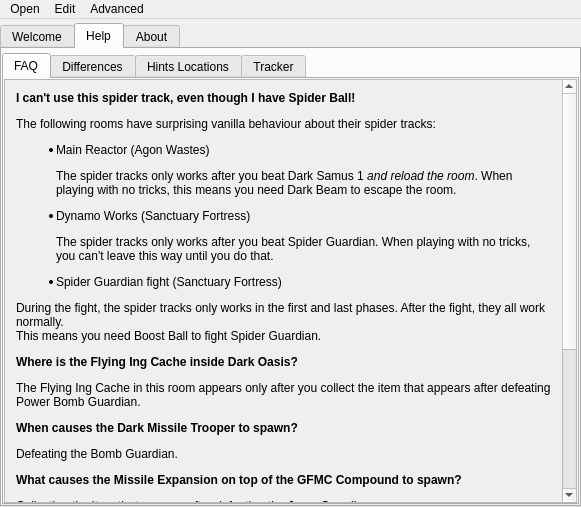
Above: randovania/gui/ui_files/main_window.ui from randovania/randovania before the change. Below: the same form after it.
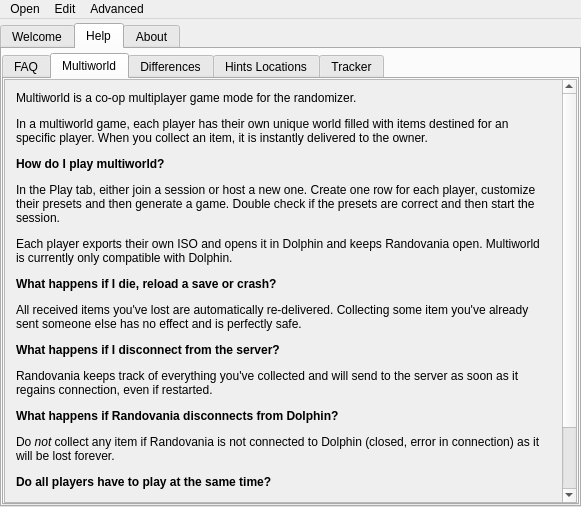
That is the form after the change. The open tabs and pages were chosen to show the change. Icons and pictures are not drawn.

Commit message:
Add tab explaining Multiworld
Also update CHANGELOG for multi

What changed in the file:
```diff
--- a/randovania/gui/ui_files/main_window.ui
+++ b/randovania/gui/ui_files/main_window.ui
@@ -644,8 +644,8 @@
                 <rect>
                  <x>0</x>
                  <y>0</y>
-                 <width>550</width>
-                 <height>621</height>
+                 <width>557</width>
+                 <height>648</height>
                 </rect>
                </property>
                <layout class="QGridLayout" name="gridLayout_7">
@@ -668,6 +668,57 @@
             </item>
            </layout>
           </widget>
+          <widget class="QWidget" name="tab_multiworld">
+           <attribute name="title">
+            <string>Multiworld</string>
+           </attribute>
+           <layout class="QVBoxLayout" name="verticalLayout">
+            <property name="leftMargin">
+             <number>0</number>
+            </property>
+            <property name="topMargin">
+             <number>0</number>
+            </property>
+            <property name="rightMargin">
+             <number>0</number>
+            </property>
+            <property name="bottomMargin">
+             <number>0</number>
+            </property>
+            <item>
+             <widget class="QScrollArea" name="multiworld_scroll_area">
+              <property name="widgetResizable">
+               <bool>true</bool>
+              </property>
+              <widget class="QWidget" name="multiworld_scroll_area_contents">
+               <property name="geometry">
+                <rect>
+                 <x>0</x>
+                 <y>0</y>
+                 <width>557</width>
+                 <height>428</height>
+                </rect>
+               </property>
+               <layout class="QGridLayout" name="multiworld_scroll_contents_layout">
+                <item row="0" column="0">
+                 <widget class="QLabel" name="multiworld_label">
+                  <property name="text">
+                   <string>&lt;html&gt;&lt;head/&gt;&lt;body&gt;&lt;p&gt;Multiworld is a co-op multiplayer game mode for the randomizer.&lt;/p&gt;&lt;p&gt;In a multiworld game, each player has their own unique world filled with items destined for an specific player. When you collect an item, it is instantly delivered to the owner.&lt;/p&gt;&lt;p&gt;&lt;span style=&quot; font-weight:600;&quot;&gt;How do I play multiworld?&lt;/span&gt;&lt;/p&gt;&lt;p&gt;In the Play tab, either join a session or host a new one. Create one row for each player, customize their presets and then generate a game. Double check if the presets are correct and then start the session.&lt;/p&gt;&lt;p&gt;Each player exports their own ISO and opens it in Dolphin and keeps Randovania open. Multiworld is currently only compatible with Dolphin.&lt;/p&gt;&lt;p&gt;&lt;span style=&quot; font-weight:600;&quot;&gt;What happens if I die, reload a save or crash?&lt;/span&gt;&lt;/p&gt;&lt;p&gt;All received items you've lost are automatically re-delivered. Collecting some item you've already sent someone else has no effect and is perfectly safe.&lt;/p&gt;&lt;p&gt;&lt;span style=&quot; font-weight:600;&quot;&gt;What happens if I disconnect from the server?&lt;/span&gt;&lt;/p&gt;&lt;p&gt;Randovania keeps track of everything you've collected and will send to the server as soon as it regains connection, even if restarted.&lt;/p&gt;&lt;p&gt;&lt;span style=&quot; font-weight:600;&quot;&gt;What happens if Randovania disconnects from Dolphin?&lt;/span&gt;&lt;/p&gt;&lt;p&gt;Do &lt;span style=&quot; font-style:italic;&quot;&gt;not&lt;/span&gt; collect any item if Randovania is not connected to Dolphin (closed, error in connection) as it will be lost forever. &lt;/p&gt;&lt;p&gt;&lt;span style=&quot; font-weight:600;&quot;&gt;Do all players have to play at the same time?&lt;/span&gt;&lt;/p&gt;&lt;p&gt;No. All comunication between players is managed by Randovania's server.&lt;/p&gt;&lt;p&gt;&lt;span style=&quot; font-weight:600;&quot;&gt;Can I play on console?&lt;/span&gt;&lt;/p&gt;&lt;p&gt;No.&lt;/p&gt;&lt;/body&gt;&lt;/html&gt;</string>
+                  </property>
+                  <property name="alignment">
+                   <set>Qt::AlignLeading|Qt::AlignLeft|Qt::AlignTop</set>
+                  </property>
+                  <property name="wordWrap">
+                   <bool>true</bool>
+                  </property>
+                 </widget>
+                </item>
+               </layout>
+              </widget>
+             </widget>
+            </item>
+           </layout>
+          </widget>
           <widget class="QWidget" name="differences_tab">
            <attribute name="title">
             <string>Differences</string>
```
Left out of the diff: 20 changed lines with no effect on the pictures. The commit also changes 4 other files.
